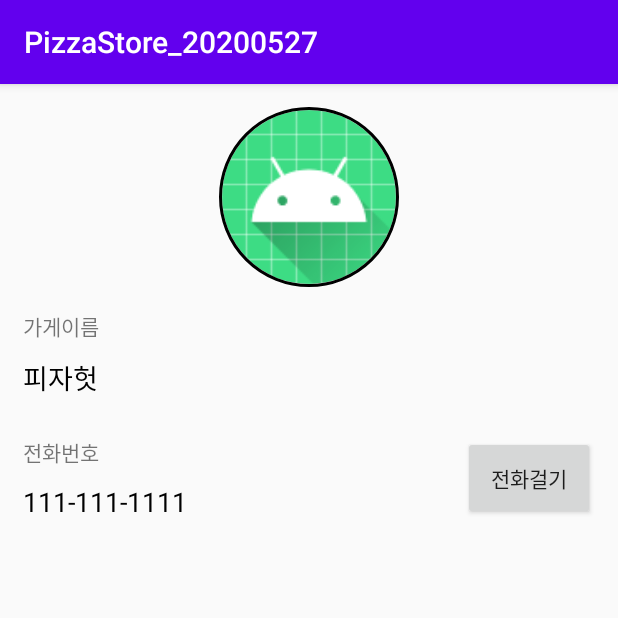
After one commit to hbs9312/PizzaStore_20200527, an Android app: the DetailActivity screen opened directly, with no data from a screen before it, on a phone screen of 412 x 824 dp, the top half of it. The commit adds this screen. Run offline under Robolectric (Android 15) with nearby library versions, the phone set to English and light mode, and no system bars; our stand-ins replace CircleImageView, data binding.

Commit message:
가게 목록 중 하나를 누르면, 그 가게를 통째로 첨부해서 상세화면으로 이동

```diff
--- a/app/src/main/AndroidManifest.xml
+++ b/app/src/main/AndroidManifest.xml
@@ -9,9 +9,10 @@
         android:icon="@mipmap/ic_launcher"
         android:label="@string/app_name"
         android:roundIcon="@mipmap/ic_launcher_round"
-        android:usesCleartextTraffic="true"
         android:supportsRtl="true"
-        android:theme="@style/AppTheme">
+        android:theme="@style/AppTheme"
+        android:usesCleartextTraffic="true">
+        <activity android:name=".DetailActivity"></activity>
         <activity android:name=".MainActivity">
             <intent-filter>
                 <action android:name="android.intent.action.MAIN" />
--- /dev/null
+++ b/app/src/main/java/kr/co/tjoeun/pizzastore_20200527/DetailActivity.java
@@ -0,0 +1,31 @@
+package kr.co.tjoeun.pizzastore_20200527;
+
+import androidx.appcompat.app.AppCompatActivity;
+import androidx.databinding.DataBindingUtil;
+
+import android.os.Bundle;
+
+import kr.co.tjoeun.pizzastore_20200527.databinding.ActivityDetailBinding;
+
+public class DetailActivity extends BaseActivity {
+
+    ActivityDetailBinding binding;
+
+    @Override
+    protected void onCreate(Bundle savedInstanceState) {
+        super.onCreate(savedInstanceState);
+        binding = DataBindingUtil.setContentView(this,R.layout.activity_detail);
+        setupEvent();
+        setValues();
+    }
+
+    @Override
+    public void setupEvent() {
+
+    }
+
+    @Override
+    public void setValues() {
+
+    }
+}
--- a/app/src/main/java/kr/co/tjoeun/pizzastore_20200527/MainActivity.java
+++ b/app/src/main/java/kr/co/tjoeun/pizzastore_20200527/MainActivity.java
@@ -3,7 +3,10 @@ package kr.co.tjoeun.pizzastore_20200527;
 import androidx.appcompat.app.AppCompatActivity;
 import androidx.databinding.DataBindingUtil;
 
+import android.content.Intent;
 import android.os.Bundle;
+import android.view.View;
+import android.widget.AdapterView;
 
 import java.util.ArrayList;
 import java.util.List;
@@ -29,6 +32,18 @@ public class MainActivity extends BaseActivity {
     @Override
     public void setupEvent() {
 
+        binding.storeListView.setOnItemClickListener(new AdapterView.OnItemClickListener() {
+            @Override
+            public void onItemClick(AdapterView<?> parent, View view, int position, long id) {
+
+                Store clickedStore = stores.get(position);
+
+                Intent intent = new Intent(mContext, DetailActivity.class);
+                intent.putExtra("store",clickedStore);
+                startActivity(intent);
+
+            }
+        });
     }
 
     @Override
@@ -38,6 +53,8 @@ public class MainActivity extends BaseActivity {
 
         mStoreAdapter = new StoreAdapter(mContext, R.layout.store_list_item, stores);
         binding.storeListView.setAdapter(mStoreAdapter);
+
+
 
     }
 
--- a/app/src/main/java/kr/co/tjoeun/pizzastore_20200527/adapters/StoreAdapter.java
+++ b/app/src/main/java/kr/co/tjoeun/pizzastore_20200527/adapters/StoreAdapter.java
@@ -56,5 +56,7 @@ public class StoreAdapter extends ArrayAdapter<Store> {
 
         return row;
 
+
+
     }
 }
--- a/app/src/main/java/kr/co/tjoeun/pizzastore_20200527/datas/Store.java
+++ b/app/src/main/java/kr/co/tjoeun/pizzastore_20200527/datas/Store.java
@@ -1,6 +1,8 @@
 package kr.co.tjoeun.pizzastore_20200527.datas;
 
-public class Store {
+import java.io.Serializable;
+
+public class Store implements Serializable {
 
     private String name;
     private String logoImgUrl;
--- /dev/null
+++ b/app/src/main/res/layout/activity_detail.xml
@@ -0,0 +1,86 @@
+<?xml version="1.0" encoding="utf-8"?>
+<layout>
+
+    <LinearLayout xmlns:android="http://schemas.android.com/apk/res/android"
+        xmlns:app="http://schemas.android.com/apk/res-auto"
+        xmlns:tools="http://schemas.android.com/tools"
+        android:layout_width="match_parent"
+        android:layout_height="match_parent"
+        android:orientation="vertical"
+        android:paddingLeft="15dp"
+        android:paddingRight="15dp"
+        tools:context=".DetailActivity">
+
+        <LinearLayout
+            android:layout_width="match_parent"
+            android:layout_height="wrap_content"
+            android:gravity="center"
+            android:orientation="vertical"
+            android:padding="15dp">
+
+            <de.hdodenhof.circleimageview.CircleImageView
+                android:id="@+id/logoImg"
+                android:layout_width="120dp"
+                android:layout_height="120dp"
+                android:src="@mipmap/ic_launcher"
+                app:civ_border_color="#000000"
+                app:civ_border_width="2dp" />
+
+        </LinearLayout>
+
+
+        <TextView
+            android:layout_width="wrap_content"
+            android:layout_height="wrap_content"
+            android:text="가게이름" />
+
+        <TextView
+            android:id="@+id/nameTxt"
+            android:layout_width="wrap_content"
+            android:layout_height="wrap_content"
+            android:layout_marginTop="10dp"
+            android:text="피자헛"
+            android:textColor="#000000"
+            android:textSize="18sp" />
+
+
+        <LinearLayout
+            android:layout_width="match_parent"
+            android:layout_height="wrap_content"
+            android:layout_marginTop="25dp"
+            android:orientation="horizontal">
+
+
+            <LinearLayout
+                android:layout_width="0dp"
+                android:layout_height="wrap_content"
+                android:layout_weight="1"
+                android:orientation="vertical">
+
+                <TextView
+                    android:layout_width="wrap_content"
+                    android:layout_height="wrap_content"
+                    android:text="전화번호" />
+
+                <TextView
+                    android:id="@+id/phoneNumTxt"
+                    android:layout_width="wrap_content"
+                    android:layout_height="wrap_content"
+                    android:layout_marginTop="10dp"
+                    android:text="111-111-1111"
+                    android:textColor="#000000"
+                    android:textSize="18sp" />
+
+            </LinearLayout>
+
+            <Button
+                android:id="@+id/callBtn"
+                android:layout_width="wrap_content"
+                android:layout_height="match_parent"
+                android:text="전화걸기" />
+
+
+        </LinearLayout>
+
+    </LinearLayout>
+</layout>
```
